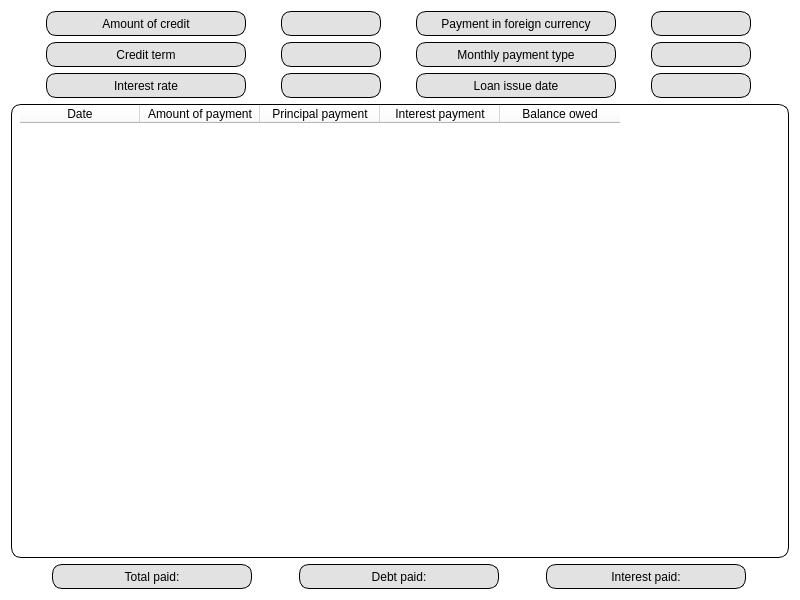
The window that src/s21_frontend/s21_credit_table.ui (kossadda/C7_s21_SmartCalc) describes before a commit, drawn with Qt 5.
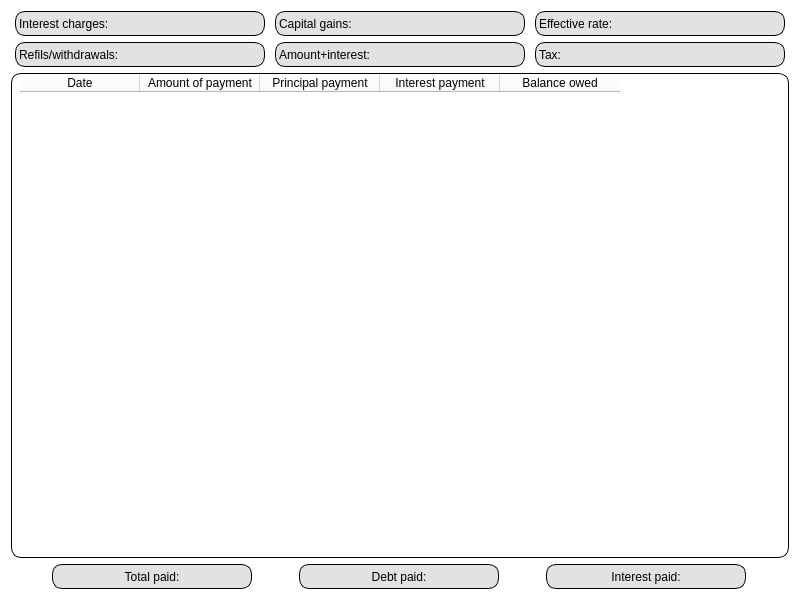
The same window after the commit.

The edit to the form file:
```diff
--- a/src/s21_frontend/s21_credit_table.ui
+++ b/src/s21_frontend/s21_credit_table.ui
@@ -24,12 +24,9 @@
   </property>
   <layout class="QVBoxLayout" name="verticalLayout">
    <item>
-    <layout class="QHBoxLayout" name="info_layout_1">
-     <property name="spacing">
-      <number>0</number>
-     </property>
-     <item>
-      <widget class="QLabel" name="amount_info">
+    <layout class="QGridLayout" name="gridLayout">
+     <item row="0" column="0">
+      <widget class="QLabel" name="info_interest">
        <property name="sizePolicy">
         <sizepolicy hsizetype="Fixed" vsizetype="Fixed">
          <horstretch>0</horstretch>
@@ -38,13 +35,13 @@
        </property>
        <property name="minimumSize">
         <size>
-         <width>200</width>
+         <width>250</width>
          <height>25</height>
         </size>
        </property>
        <property name="maximumSize">
         <size>
-         <width>200</width>
+         <width>250</width>
          <height>25</height>
         </size>
        </property>
@@ -55,15 +52,15 @@
 border: 1px solid black;</string>
        </property>
        <property name="text">
-        <string>Amount of credit</string>
+        <string>Interest charges:</string>
        </property>
        <property name="alignment">
-        <set>Qt::AlignCenter</set>
+        <set>Qt::AlignLeading|Qt::AlignLeft|Qt::AlignVCenter</set>
        </property>
       </widget>
      </item>
-     <item>
-      <widget class="QLabel" name="amount_select">
+     <item row="0" column="2">
+      <widget class="QLabel" name="info_rate">
        <property name="sizePolicy">
         <sizepolicy hsizetype="Fixed" vsizetype="Fixed">
          <horstretch>0</horstretch>
@@ -72,13 +69,13 @@
        </property>
        <property name="minimumSize">
         <size>
-         <width>50</width>
+         <width>250</width>
          <height>25</height>
         </size>
        </property>
        <property name="maximumSize">
         <size>
-         <width>100</width>
+         <width>250</width>
          <height>25</height>
         </size>
        </property>
@@ -89,15 +86,15 @@
 border: 1px solid black;</string>
        </property>
        <property name="text">
-        <string/>
+        <string>Effective rate:</string>
        </property>
        <property name="alignment">
-        <set>Qt::AlignCenter</set>
+        <set>Qt::AlignLeading|Qt::AlignLeft|Qt::AlignVCenter</set>
        </property>
       </widget>
      </item>
-     <item>
-      <widget class="QLabel" name="currency_info">
+     <item row="0" column="1">
+      <widget class="QLabel" name="info_gains">
        <property name="sizePolicy">
         <sizepolicy hsizetype="Fixed" vsizetype="Fixed">
          <horstretch>0</horstretch>
@@ -106,13 +103,13 @@
        </property>
        <property name="minimumSize">
         <size>
-         <width>200</width>
+         <width>250</width>
          <height>25</height>
         </size>
        </property>
        <property name="maximumSize">
         <size>
-         <width>200</width>
+         <width>250</width>
          <height>25</height>
         </size>
        </property>
@@ -123,15 +120,15 @@
 border: 1px solid black;</string>
        </property>
        <property name="text">
-        <string>Payment in foreign currency</string>
+        <string>Capital gains:</string>
        </property>
        <property name="alignment">
-        <set>Qt::AlignCenter</set>
+        <set>Qt::AlignLeading|Qt::AlignLeft|Qt::AlignVCenter</set>
        </property>
       </widget>
      </item>
-     <item>
-      <widget class="QLabel" name="currency_select">
+     <item row="1" column="0">
+      <widget class="QLabel" name="info_oper">
        <property name="sizePolicy">
         <sizepolicy hsizetype="Fixed" vsizetype="Fixed">
          <horstretch>0</horstretch>
@@ -140,13 +137,13 @@
        </property>
        <property name="minimumSize">
         <size>
-         <width>50</width>
+         <width>250</width>
          <height>25</height>
         </size>
        </property>
        <property name="maximumSize">
         <size>
-         <width>100</width>
+         <width>250</width>
          <height>25</height>
         </size>
        </property>
@@ -157,22 +154,15 @@
 border: 1px solid black;</string>
        </property>
        <property name="text">
-        <string/>
+        <string>Refils/withdrawals:</string>
        </property>
        <property name="alignment">
-        <set>Qt::AlignCenter</set>
+        <set>Qt::AlignLeading|Qt::AlignLeft|Qt::AlignVCenter</set>
        </property>
       </widget>
      </item>
-    </layout>
-   </item>
-   <item>
-    <layout class="QHBoxLayout" name="info_layout_2">
-     <property name="spacing">
-      <number>0</number>
-     </property>
-     <item>
-      <widget class="QLabel" name="term_info">
+     <item row="1" column="1">
+      <widget class="QLabel" name="info_fullsum">
        <property name="sizePolicy">
         <sizepolicy hsizetype="Fixed" vsizetype="Fixed">
          <horstretch>0</horstretch>
@@ -181,13 +171,13 @@
        </property>
        <property name="minimumSize">
         <size>
-         <width>200</width>
+         <width>250</width>
          <height>25</height>
         </size>
        </property>
        <property name="maximumSize">
         <size>
-         <width>200</width>
+         <width>250</width>
          <height>25</height>
         </size>
        </property>
@@ -198,15 +188,15 @@
 border: 1px solid black;</string>
        </property>
        <property name="text">
-        <string>Credit term</string>
+        <string>Amount+interest:</string>
        </property>
        <property name="alignment">
-        <set>Qt::AlignCenter</set>
+        <set>Qt::AlignLeading|Qt::AlignLeft|Qt::AlignVCenter</set>
        </property>
       </widget>
      </item>
-     <item>
-      <widget class="QLabel" name="term_select">
+     <item row="1" column="2">
+      <widget class="QLabel" name="info_tax">
        <property name="sizePolicy">
         <sizepolicy hsizetype="Fixed" vsizetype="Fixed">
          <horstretch>0</horstretch>
@@ -215,13 +205,13 @@
        </property>
        <property name="minimumSize">
         <size>
-         <width>50</width>
+         <width>250</width>
          <height>25</height>
         </size>
        </property>
        <property name="maximumSize">
         <size>
-         <width>100</width>
+         <width>250</width>
          <height>25</height>
         </size>
        </property>
@@ -232,221 +222,10 @@
 border: 1px solid black;</string>
        </property>
        <property name="text">
-        <string/>
+        <string>Tax:</string>
        </property>
        <property name="alignment">
-        <set>Qt::AlignCenter</set>
-       </property>
-      </widget>
-     </item>
-     <item>
-      <widget class="QLabel" name="type_info">
-       <property name="sizePolicy">
-        <sizepolicy hsizetype="Fixed" vsizetype="Fixed">
-         <horstretch>0</horstretch>
-         <verstretch>0</verstretch>
-        </sizepolicy>
-       </property>
-       <property name="minimumSize">
-        <size>
-         <width>200</width>
-         <height>25</height>
-        </size>
-       </property>
-       <property name="maximumSize">
-        <size>
-         <width>200</width>
-         <height>25</height>
-        </size>
-       </property>
-       <property name="styleSheet">
-        <string notr="true">border-radius: 10px;
-background-color: rgb(226, 226, 226);
-color:black;
-border: 1px solid black;</string>
-       </property>
-       <property name="text">
-        <string>Monthly payment type</string>
-       </property>
-       <property name="alignment">
-        <set>Qt::AlignCenter</set>
-       </property>
-      </widget>
-     </item>
-     <item>
-      <widget class="QLabel" name="type_select">
-       <property name="sizePolicy">
-        <sizepolicy hsizetype="Fixed" vsizetype="Fixed">
-         <horstretch>0</horstretch>
-         <verstretch>0</verstretch>
-        </sizepolicy>
-       </property>
-       <property name="minimumSize">
-        <size>
-         <width>50</width>
-         <height>25</height>
-        </size>
-       </property>
-       <property name="maximumSize">
-        <size>
-         <width>100</width>
-         <height>25</height>
-        </size>
-       </property>
-       <property name="styleSheet">
-        <string notr="true">border-radius: 10px;
-background-color: rgb(226, 226, 226);
-color:black;
-border: 1px solid black;</string>
-       </property>
-       <property name="text">
-        <string/>
-       </property>
-       <property name="alignment">
-        <set>Qt::AlignCenter</set>
-       </property>
-      </widget>
-     </item>
-    </layout>
-   </item>
-   <item>
-    <layout class="QHBoxLayout" name="info_layout_3">
-     <property name="spacing">
-      <number>0</number>
-     </property>
-     <item>
-      <widget class="QLabel" name="rate_info">
-       <property name="sizePolicy">
-        <sizepolicy hsizetype="Fixed" vsizetype="Fixed">
-         <horstretch>0</horstretch>
-         <verstretch>0</verstretch>
-        </sizepolicy>
-       </property>
-       <property name="minimumSize">
-        <size>
-         <width>200</width>
-         <height>25</height>
-        </size>
-       </property>
-       <property name="maximumSize">
-        <size>
-         <width>200</width>
-         <height>25</height>
-        </size>
-       </property>
-       <property name="styleSheet">
-        <string notr="true">border-radius: 10px;
-background-color: rgb(226, 226, 226);
-color:black;
-border: 1px solid black;</string>
-       </property>
-       <property name="text">
-        <string>Interest rate</string>
-       </property>
-       <property name="alignment">
-        <set>Qt::AlignCenter</set>
-       </property>
-      </widget>
-     </item>
-     <item>
-      <widget class="QLabel" name="rate_select">
-       <property name="sizePolicy">
-        <sizepolicy hsizetype="Fixed" vsizetype="Fixed">
-         <horstretch>0</horstretch>
-         <verstretch>0</verstretch>
-        </sizepolicy>
-       </property>
-       <property name="minimumSize">
-        <size>
-         <width>50</width>
-         <height>25</height>
-        </size>
-       </property>
-       <property name="maximumSize">
-        <size>
-         <width>100</width>
-         <height>25</height>
-        </size>
-       </property>
-       <property name="styleSheet">
-        <string notr="true">border-radius: 10px;
-background-color: rgb(226, 226, 226);
-color:black;
-border: 1px solid black;</string>
-       </property>
-       <property name="text">
-        <string/>
-       </property>
-       <property name="alignment">
-        <set>Qt::AlignCenter</set>
-       </property>
-      </widget>
-     </item>
-     <item>
-      <widget class="QLabel" name="loan_info">
-       <property name="sizePolicy">
-        <sizepolicy hsizetype="Fixed" vsizetype="Fixed">
-         <horstretch>0</horstretch>
-         <verstretch>0</verstretch>
-        </sizepolicy>
-       </property>
-       <property name="minimumSize">
-        <size>
-         <width>200</width>
-         <height>25</height>
-        </size>
-       </property>
-       <property name="maximumSize">
-        <size>
-         <width>200</width>
-         <height>25</height>
-        </size>
-       </property>
-       <property name="styleSheet">
-        <string notr="true">border-radius: 10px;
-background-color: rgb(226, 226, 226);
-color:black;
-border: 1px solid black;</string>
-       </property>
-       <property name="text">
-        <string>Loan issue date</string>
-       </property>
-       <property name="alignment">
-        <set>Qt::AlignCenter</set>
-       </property>
-      </widget>
-     </item>
-     <item>
-      <widget class="QLabel" name="loan_select">
-       <property name="sizePolicy">
-        <sizepolicy hsizetype="Fixed" vsizetype="Fixed">
-         <horstretch>0</horstretch>
-         <verstretch>0</verstretch>
-        </sizepolicy>
-       </property>
-       <property name="minimumSize">
-        <size>
-         <width>50</width>
-         <height>25</height>
-        </size>
-       </property>
-       <property name="maximumSize">
-        <size>
-         <width>100</width>
-         <height>25</height>
-        </size>
-       </property>
-       <property name="styleSheet">
-        <string notr="true">border-radius: 10px;
-background-color: rgb(226, 226, 226);
-color:black;
-border: 1px solid black;</string>
-       </property>
-       <property name="text">
-        <string/>
-       </property>
-       <property name="alignment">
-        <set>Qt::AlignCenter</set>
+        <set>Qt::AlignLeading|Qt::AlignLeft|Qt::AlignVCenter</set>
        </property>
       </widget>
      </item>
```
Left out of the diff: 3 changed lines with no effect on the pictures.
